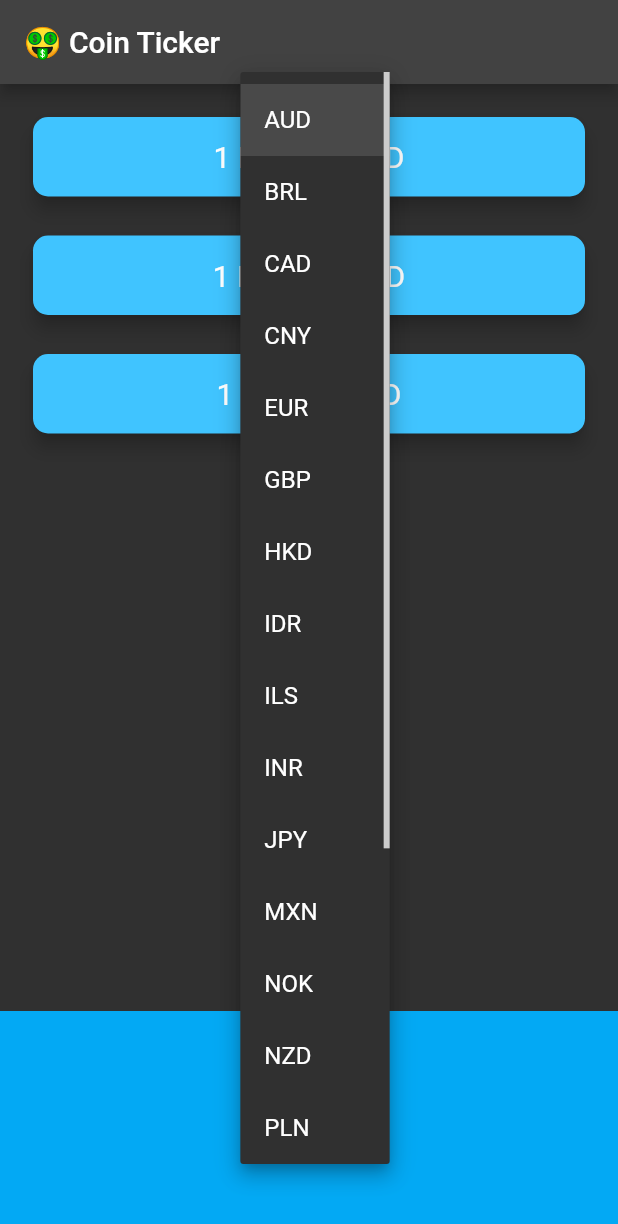
After one commit to kumaranshu8092/FLutter, a Flutter app: the PriceScreen screen opened directly, after a tap on "AUD", on a phone screen of 412 x 824 dp. The commit adds this screen. Shown: the top 1224 px of the screen. Run offline on Flutter 3.47's test engine with Material 2 defaults, Android fonts, the phone set to English and light mode, and no system bars; our stand-ins replace audioplayers, flutter_spinkit, font_awesome_flutter, geolocator, rflutter_alert; missing offline and left inert: dart:ffi; network calls fail.

Commit message:
commit for bitcoin_ticker and clima

```diff
--- a/10-Clima-Flutter-master/pubspec.yaml
+++ b/10-Clima-Flutter-master/pubspec.yaml
@@ -13,6 +13,7 @@ dependencies:
   cupertino_icons: ^0.1.2
   geolocator: ^7.6.0
   http: ^0.13.3
+  flutter_spinkit: ^3.1.0
 
 dev_dependencies:
   flutter_test:
--- /dev/null
+++ b/11-bitcoin-ticker-flutter-master/lib/coin_data.dart
@@ -0,0 +1,51 @@
+import 'dart:convert';
+import 'package:http/http.dart' as http;
+
+const List<String> currenciesList = [
+  'AUD',
+  'BRL',
+  'CAD',
+  'CNY',
+  'EUR',
+  'GBP',
+  'HKD',
+  'IDR',
+  'ILS',
+  'INR',
+  'JPY',
+  'MXN',
+  'NOK',
+  'NZD',
+  'PLN',
+  'RON',
+  'RUB',
+  'SEK',
+  'SGD',
+  'USD',
+  'ZAR'
+];
+
+const List<String> cryptoList = ['BTC', 'ETH', 'LTC'];
+
+const coinAPIURL = 'https://rest.coinapi.io/v1/exchangerate';
+const apiKey = '5E433FFF-FD6E-4447-BAEC-6377E60BB983';
+
+class CoinData {
+  Future getCoinData(String selectedCurrency) async {
+    Map<String, String> cryptoPrices = {};
+    for (String crypto in cryptoList) {
+      String requestURL =
+          '$coinAPIURL/$crypto/$selectedCurrency?apikey=$apiKey';
+      http.Response response = await http.get(requestURL);
+      if (response.statusCode == 200) {
+        var decodedData = jsonDecode(response.body);
+        double price = decodedData['rate'];
+        cryptoPrices[crypto] = price.toStringAsFixed(0);
+      } else {
+        print(response.statusCode);
+        throw 'Problem with the get request';
+      }
+    }
+    return cryptoPrices;
+  }
+}
--- /dev/null
+++ b/11-bitcoin-ticker-flutter-master/lib/price_screen.dart
@@ -0,0 +1,153 @@
+import 'package:flutter/material.dart';
+import 'package:flutter/cupertino.dart';
+import 'coin_data.dart';
+import 'dart:io' show Platform;
+
+class PriceScreen extends StatefulWidget {
+  @override
+  _PriceScreenState createState() => _PriceScreenState();
+}
+
+class _PriceScreenState extends State<PriceScreen> {
+  String selectedCurrency = 'AUD';
+
+  DropdownButton<String> androidDropdown() {
+    List<DropdownMenuItem<String>> dropdownItems = [];
+    for (String currency in currenciesList) {
+      var newItem = DropdownMenuItem(
+        child: Text(currency),
+        value: currency,
+      );
+      dropdownItems.add(newItem);
+    }
+
+    return DropdownButton<String>(
+      value: selectedCurrency,
+      items: dropdownItems,
+      onChanged: (value) {
+        setState(() {
+          selectedCurrency = value;
+          getData();
+        });
+      },
+    );
+  }
+
+  CupertinoPicker iOSPicker() {
+    List<Text> pickerItems = [];
+    for (String currency in currenciesList) {
+      pickerItems.add(Text(currency));
+    }
+
+    return CupertinoPicker(
+      backgroundColor: Colors.lightBlue,
+      itemExtent: 32.0,
+      onSelectedItemChanged: (selectedIndex) {
+        setState(() {
+          selectedCurrency = currenciesList[selectedIndex];
+          getData();
+        });
+      },
+      children: pickerItems,
+    );
+  }
+
+  Map<String, String> coinValues = {};
+  bool isWaiting = false;
+
+  void getData() async {
+    isWaiting = true;
+    try {
+      var data = await CoinData().getCoinData(selectedCurrency);
+      isWaiting = false;
+      setState(() {
+        coinValues = data;
+      });
+    } catch (e) {
+      print(e);
+    }
+  }
+
+  @override
+  void initState() {
+    super.initState();
+    getData();
+  }
+
+  Column makeCards() {
+    List<CryptoCard> cryptoCards = [];
+    for (String crypto in cryptoList) {
+      cryptoCards.add(
+        CryptoCard(
+          cryptoCurrency: crypto,
+          selectedCurrency: selectedCurrency,
+          value: isWaiting ? '?' : coinValues[crypto],
+        ),
+      );
+    }
+    return Column(
+      crossAxisAlignment: CrossAxisAlignment.stretch,
+      children: cryptoCards,
+    );
+  }
+
+  @override
+  Widget build(BuildContext context) {
+    return Scaffold(
+      appBar: AppBar(
+        title: Text('🤑 Coin Ticker'),
+      ),
+      body: Column(
+        mainAxisAlignment: MainAxisAlignment.spaceBetween,
+        crossAxisAlignment: CrossAxisAlignment.stretch,
+        children: <Widget>[
+          makeCards(),
+          Container(
+            height: 150.0,
+            alignment: Alignment.center,
+            padding: EdgeInsets.only(bottom: 30.0),
+            color: Colors.lightBlue,
+            child: Platform.isIOS ? iOSPicker() : androidDropdown(),
+          ),
+        ],
+      ),
+    );
+  }
+}
+
+class CryptoCard extends StatelessWidget {
+  const CryptoCard({
+    this.value,
+    this.selectedCurrency,
+    this.cryptoCurrency,
+  });
+
+  final String value;
+  final String selectedCurrency;
+  final String cryptoCurrency;
+
+  @override
+  Widget build(BuildContext context) {
+    return Padding(
+      padding: EdgeInsets.fromLTRB(18.0, 18.0, 18.0, 0),
+      child: Card(
+        color: Colors.lightBlueAccent,
+        elevation: 5.0,
+        shape: RoundedRectangleBorder(
+          borderRadius: BorderRadius.circular(10.0),
+        ),
+        child: Padding(
+          padding: EdgeInsets.symmetric(vertical: 15.0, horizontal: 28.0),
+          child: Text(
+            '1 $cryptoCurrency = $value $selectedCurrency',
+            textAlign: TextAlign.center,
+            style: TextStyle(
+              fontSize: 20.0,
+              color: Colors.white,
+            ),
+          ),
+        ),
+      ),
+    );
+  }
+}
```
Also changed, not shown: 10-Clima-Flutter-master/lib/screens/city_screen.dart (+15 -3 lines), 10-Clima-Flutter-master/lib/screens/loading_screen.dart (+19 -21 lines), 10-Clima-Flutter-master/lib/screens/location_screen.dart (+61 -5 lines), 10-Clima-Flutter-master/lib/services/networking.dart (+20 -0 lines), 10-Clima-Flutter-master/lib/services/weather.dart (+31 -5 lines), 10-Clima-Flutter-master/lib/utilities/constants.dart (+16 -0 lines), 11-bitcoin-ticker-flutter-master/lib/main.dart (added, +17 -0 lines), 11-bitcoin-ticker-flutter-master/pubspec.yaml (added, +21 -0 lines), 10-Clima-Flutter-master/flutter_01.png (added), 10-Clima-Flutter-master/pubspec.lock, 11-bitcoin-ticker-flutter-master/pubspec.lock (added), 80 other files.
